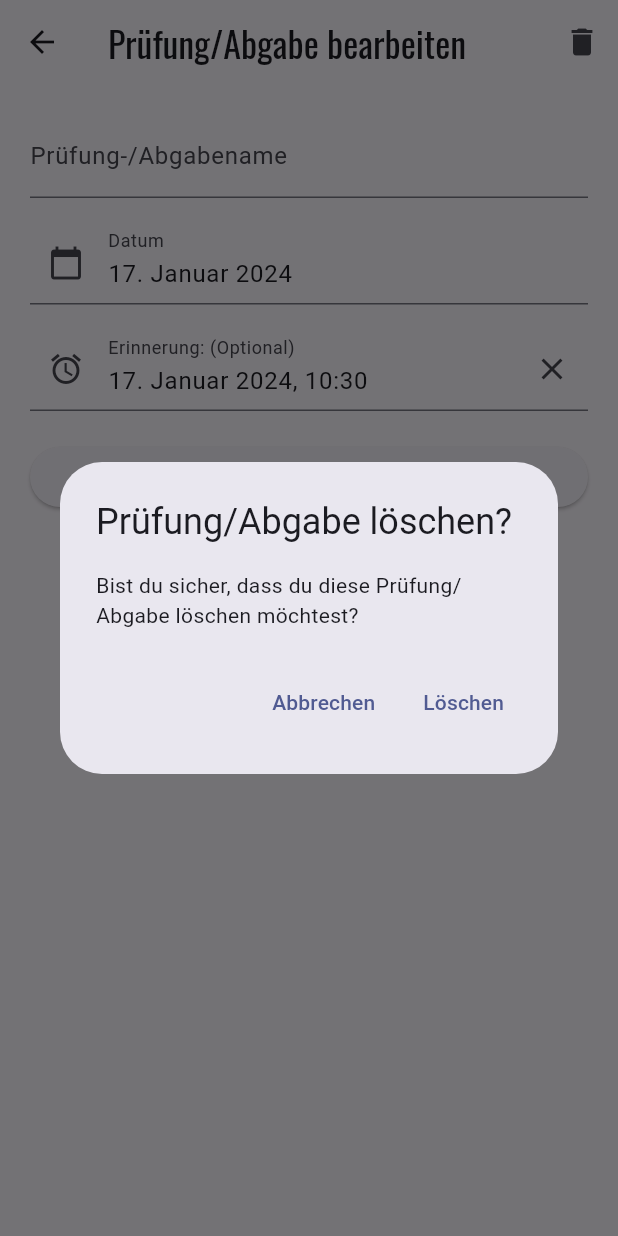
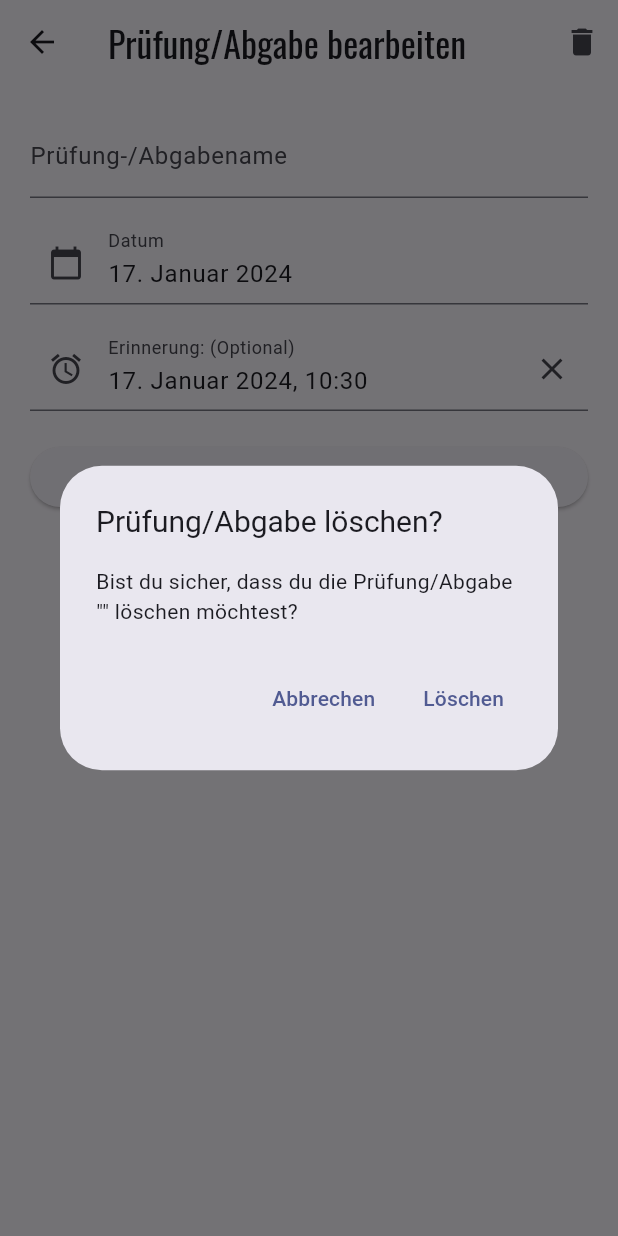
Before and after one commit to JasminKeller/StudyMate, a Flutter app: the EventDetailScreen screen opened directly with empty values, after a tap on the "delete" icon, on a phone screen of 412 x 824 dp. Run offline on Flutter 3.47's test engine with Material 3 defaults, Android fonts, the phone set to English and light mode, and no system bars; our stand-ins replace awesome_notifications, google_fonts, hive, hive_flutter, permission_handler; accounts and stored records are empty.

Commit message:
Fix course refresh issue post-deletion and refine alert dialog with dynamic text and adjusted title size

```diff
--- a/lib/screens/event/event_detail_screen.dart
+++ b/lib/screens/event/event_detail_screen.dart
@@ -198,9 +198,13 @@ class _EventDetailScreenState extends State<EventDetailScreen> {
       context: context,
       builder: (context) =>
           AlertDialog(
-            title: const Text('Prüfung/Abgabe löschen?'),
-            content: const Text(
-                'Bist du sicher, dass du diese Prüfung/Abgabe löschen möchtest?'),
+            title: const Text(
+              'Prüfung/Abgabe löschen?',
+              style: TextStyle(fontSize: 20),
+            ),
+            content: Text(
+                'Bist du sicher, dass du die Prüfung/Abgabe "${widget.event!.eventName}" löschen möchtest?'
+            ),
             actions: [
               TextButton(
                 child: const Text('Abbrechen'),
```
Also changed, not shown: lib/screens/course/course_detail_screen.dart (+6 -3 lines).
